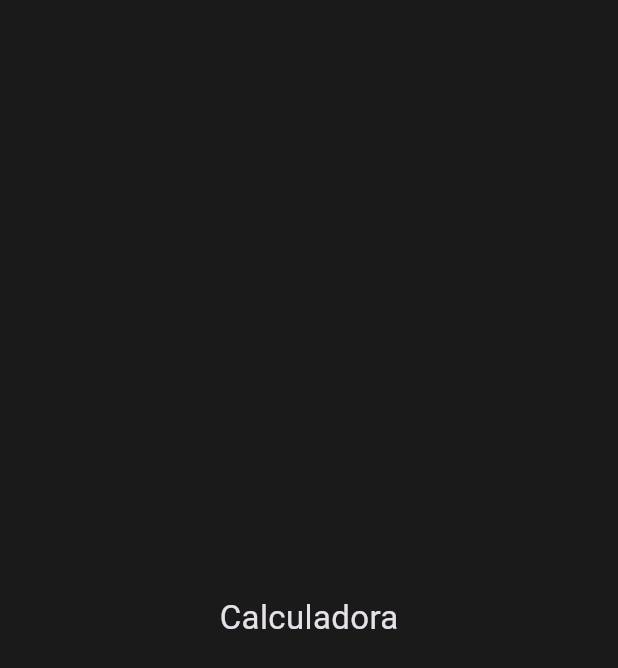
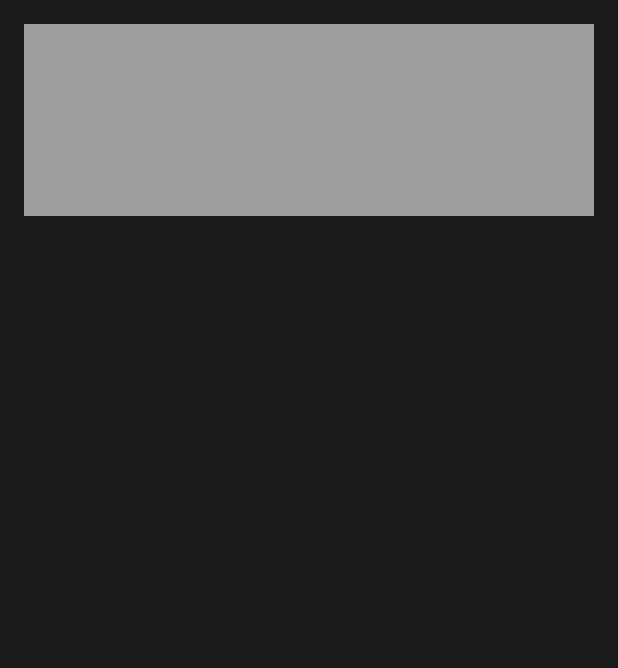
Before and after one commit to tatiana1104/calculadora, a Flutter app: the screen it shows after launch, on a phone screen of 412 x 824 dp. Shown: the top 668 px of the screen. Run offline on Flutter 3.47's test engine with Material 3 defaults, Android fonts, the phone set to English and light mode, and no system bars.

Commit message:
Agregar Display Container: padding, decoración y boxShadow

```diff
--- a/lib/main.dart
+++ b/lib/main.dart
@@ -10,12 +10,13 @@ class CalculatorApp extends StatelessWidget {
   @override
   Widget build(BuildContext context) {
     return MaterialApp(
+      debugShowCheckedModeBanner: false, //bandera de debug
       title: 'Calculadora',
       theme: ThemeData(
-        brightness: Brightness.dark,
+        brightness: Brightness.dark, // Tema oscuro para toda la app
         useMaterial3: true,
       ),
-      home: const CalculatorScreen(),
+      home: const CalculatorScreen(), // Pantalla principal
     );
   }
 }
@@ -28,10 +29,27 @@ class CalculatorScreen extends StatelessWidget {
     return Scaffold(
       backgroundColor: const Color(0xFF1A1A1A), // Fondo oscuro
       body: const SafeArea(
-        child: Center(
-          child: Text('Calculadora', style: TextStyle(fontSize: 22),
+        child: Padding(
+          padding: EdgeInsets.all(16.0), // Separación de bordes
+          child: Column(
+            children: [
+              SizedBox(
+                width: double.infinity, // Ocupar todo el ancho disponible
+                child: DecoratedBox(
+                  decoration: BoxDecoration(
+                    color: Colors.grey, // Color temporal (se ajusta en commit 5)
+                  ),
+                  child: Padding(
+                    padding: EdgeInsets.all(24.0), // Espacio interno del display
+                    child: SizedBox(
+                      height: 80, // Altura del área donde irá el texto
+                    ),
+                  ),
+                ),
+              ),
+            ],
           ),
-        )
+        ),
       ),
     );
   }
```
